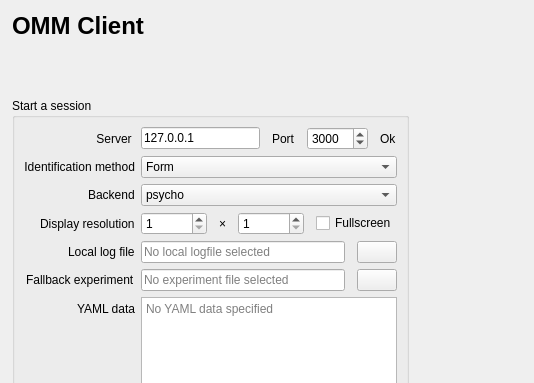
Above: opensesame_extensions/open_monkey_mind/open_monkey_mind/open_monkey_mind.ui from open-cogsci/omm-client before the change; both pictures show x 0 to 534 and y 0 to 383 of the 626 by 646 pixel window. Below: the same form after it.
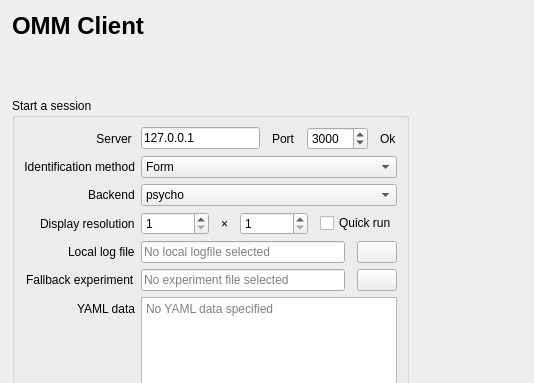
That is the form after the change. Icons and pictures are not drawn.

Commit message:
extension: fix fullscreen toogle
- Change to Quick Run
- Closes #42

Patch:
```diff
--- a/opensesame_extensions/open_monkey_mind/open_monkey_mind/open_monkey_mind.ui
+++ b/opensesame_extensions/open_monkey_mind/open_monkey_mind/open_monkey_mind.ui
@@ -283,7 +283,7 @@
          <item>
           <widget class="QCheckBox" name="cfg_omm_fullscreen">
            <property name="text">
-            <string>Fullscreen</string>
+            <string>Quick run</string>
            </property>
           </widget>
          </item>
```
Left out of the diff: 44 changed lines with no effect on the pictures. The commit also changes 2 other files.
